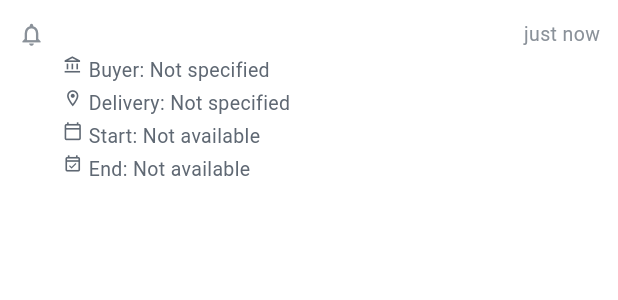
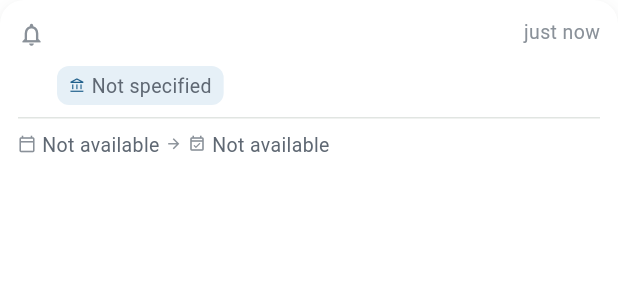
Before and after one commit to BanthiaAmay/GeM, a Flutter app: the _BidAlertRow widget shown alone on an empty page, opened directly with empty values, on a phone screen of 412 x 824 dp. Shown: the top 300 px of the screen. Run offline on Flutter 3.47's test engine with Material 3 defaults, Android fonts, the phone set to English and light mode, and no system bars; our stand-ins replace firebase_core, firebase_messaging, image_picker, pdf, printing, share_plus and 4 more; missing offline and left inert: pasteboard; accounts and stored records are empty; network calls fail; project files that could hold a hidden picture were left out.

Commit message:
redesign bid alert cards — elevated individual cards with chips and date range
Each alert is now a standalone elevated card (AppShadow.card + AppRadius.card)
instead of a flat row inside a shared container. Changes:

- Outer container: single AppCard with dividers → Column of individual cards
  with SizedBox(AppSpace.sm) gaps between them
- Unread indicator: 3px left border → 4px brand border + brandTint background
  (via ClipRRect + Material + DecoratedBox for proper shadow + corner clipping)
- Buyer/delivery: plain grey meta rows → distinct chip pills
  (buyer: infoTint bg, info icon; delivery: surfaceMuted bg, textSecondary icon)
- Date range: two separate meta rows → single compact row with arrow between start and end
- Title: 2-line max with bell icon (active/outline based on read state)

Co-Authored-By: Claude Sonnet 4.6 <noreply@anthropic.com>
Claude-Session: https://claude.ai/code/session_01FJ2nJrXq6unWfdAX6Yo4me

```diff
--- a/lib/features/home_page.dart
+++ b/lib/features/home_page.dart
@@ -1428,28 +1428,16 @@ class _BidAlertsSectionState extends State<_BidAlertsSection> {
               ),
             )
           else
-            AppCard(
-              padding: EdgeInsets.zero,
-              child: ClipRRect(
-                borderRadius: AppRadius.card,
-                child: Column(
+            Column(
               children: [
                 for (int i = 0; i < rows.length; i++) ...[
-                      if (i > 0)
-                        const Divider(
-                          height: 1,
-                          thickness: 1,
-                          color: AppColors.border,
-                        ),
+                  if (i > 0) const SizedBox(height: AppSpace.sm),
                   _BidAlertRow(
                     alert: rows[i],
-                        onTap: () =>
-                            Navigator.of(context).pushNamed('/alerts'),
-                      ),
-                    ],
-                  ],
-                ),
-              ),
+                    onTap: () => Navigator.of(context).pushNamed('/alerts'),
+                  ),
+                ],
+              ],
             ),
         ],
       ),
@@ -1552,17 +1540,27 @@ class _BidAlertRow extends StatelessWidget {
       created = createdRaw;
     }
 
-    // Compact labeled row: icon + "Label: value"
-    Widget metaRow(IconData icon, String label, String value) => Padding(
-      padding: const EdgeInsets.only(top: AppSpace.xs),
+
+    // Small pill chip with icon + label text.
+    Widget chip(IconData icon, String text, Color bg, Color iconColor) =>
+        Container(
+          constraints: const BoxConstraints(maxWidth: 170),
+          padding: const EdgeInsets.symmetric(
+            horizontal: AppSpace.sm,
+            vertical: AppSpace.xs,
+          ),
+          decoration: BoxDecoration(
+            color: bg,
+            borderRadius: BorderRadius.circular(AppRadius.sm),
+          ),
           child: Row(
-        crossAxisAlignment: CrossAxisAlignment.start,
-        children: [
-          Icon(icon, size: 13, color: AppColors.textSecondary),
+            mainAxisSize: MainAxisSize.min,
+            children: [
+              Icon(icon, size: 11, color: iconColor),
               const SizedBox(width: AppSpace.xs),
-          Expanded(
+              Flexible(
                 child: Text(
-              '$label$value',
+                  text,
                   maxLines: 1,
                   overflow: TextOverflow.ellipsis,
                   style: AppText.caption.copyWith(color: AppColors.textSecondary),
@@ -1572,12 +1570,13 @@ class _BidAlertRow extends StatelessWidget {
           ),
         );
 
-    final rowContent = Padding(
-      padding: const EdgeInsets.symmetric(
-        horizontal: AppSpace.md,
-        vertical: AppSpace.md,
-      ),
-      child: Row(
+    final cardContent = Padding(
+      padding: const EdgeInsets.all(AppSpace.md),
+      child: Column(
+        crossAxisAlignment: CrossAxisAlignment.start,
+        children: [
+          // ── Title area ─────────────────────────────────────────────────────
+          Row(
             crossAxisAlignment: CrossAxisAlignment.start,
             children: [
               Padding(
@@ -1590,12 +1589,11 @@ class _BidAlertRow extends StatelessWidget {
                   color: unread ? AppColors.brand : AppColors.textHint,
                 ),
               ),
-          const SizedBox(width: AppSpace.md),
+              const SizedBox(width: AppSpace.sm),
               Expanded(
                 child: Column(
                   crossAxisAlignment: CrossAxisAlignment.start,
                   children: [
-                // Row 1: bid name + time-ago
                     Row(
                       crossAxisAlignment: CrossAxisAlignment.start,
                       children: [
@@ -1604,50 +1602,125 @@ class _BidAlertRow extends StatelessWidget {
                             title,
                             maxLines: 2,
                             overflow: TextOverflow.ellipsis,
-                        style: unread ? AppText.bodyStrong : AppText.bodySmall,
-                      ),
-                    ),
-                    if (created != null)
+                            style: unread ? AppText.bodyStrong : AppText.body,
+                          ),
+                        ),
+                        if (created != null) ...[
+                          const SizedBox(width: AppSpace.sm),
+                          Text(
+                            _timeAgo(created),
+                            style: AppText.caption
+                                .copyWith(color: AppColors.textHint),
+                          ),
+                        ],
+                      ],
+                    ),
+                    const SizedBox(height: AppSpace.sm),
+                    // ── Chips: buyer + delivery ───────────────────────────
+                    Wrap(
+                      spacing: AppSpace.xs,
+                      runSpacing: AppSpace.xs,
+                      children: [
+                        chip(
+                          Icons.account_balance_outlined,
+                          buyer,
+                          AppColors.infoTint,
+                          AppColors.info,
+                        ),
+                        if (delivery != 'Not specified')
+                          chip(
+                            Icons.location_on_outlined,
+                            delivery,
+                            AppColors.surfaceMuted,
+                            AppColors.textSecondary,
+                          ),
+                      ],
+                    ),
+                  ],
+                ),
+              ),
+            ],
+          ),
+          // ── Thin divider ───────────────────────────────────────────────────
+          const Padding(
+            padding: EdgeInsets.symmetric(vertical: AppSpace.sm),
+            child: Divider(height: 1, thickness: 1, color: AppColors.border),
+          ),
+          // ── Date range ─────────────────────────────────────────────────────
+          Row(
+            children: [
+              Icon(
+                Icons.calendar_today_outlined,
+                size: 12,
+                color: AppColors.textHint,
+              ),
+              const SizedBox(width: AppSpace.xs),
+              Flexible(
+                child: Text(
+                  startDisplay,
+                  maxLines: 1,
+                  overflow: TextOverflow.ellipsis,
+                  style:
+                      AppText.caption.copyWith(color: AppColors.textSecondary),
+                ),
+              ),
               Padding(
-                        padding: const EdgeInsets.only(left: AppSpace.sm, top: 1),
+                padding: const EdgeInsets.symmetric(horizontal: AppSpace.xs),
+                child: Icon(
+                  Icons.arrow_forward,
+                  size: 11,
+                  color: AppColors.textHint,
+                ),
+              ),
+              Icon(
+                Icons.event_available_outlined,
+                size: 12,
+                color: AppColors.textHint,
+              ),
+              const SizedBox(width: AppSpace.xs),
+              Flexible(
                 child: Text(
-                          _timeAgo(created),
-                          style: AppText.caption.copyWith(color: AppColors.textHint),
-                        ),
-                      ),
-                  ],
-                ),
-                // Row 2: Buyer
-                metaRow(Icons.account_balance_outlined, 'Buyer: ', buyer),
-                // Row 3: Delivery
-                metaRow(Icons.location_on_outlined, 'Delivery: ', delivery),
-                // Row 4: Start date
-                metaRow(Icons.calendar_today_outlined, 'Start: ', startDisplay),
-                // Row 5: End date
-                metaRow(Icons.event_available_outlined, 'End: ', endDisplay),
-              ],
-            ),
-          ),
-        ],
-      ),
-    );
-
-    // Unread rows: branded left accent bar + subtle tint.
-    if (unread) {
-      return InkWell(
+                  endDisplay,
+                  maxLines: 1,
+                  overflow: TextOverflow.ellipsis,
+                  style:
+                      AppText.caption.copyWith(color: AppColors.textSecondary),
+                ),
+              ),
+            ],
+          ),
+        ],
+      ),
+    );
+
+    // Individual elevated card — each alert is its own card with shadow.
+    return DecoratedBox(
+      decoration: BoxDecoration(
+        borderRadius: AppRadius.card,
+        boxShadow: AppShadow.card,
+      ),
+      child: ClipRRect(
+        borderRadius: AppRadius.card,
+        child: Material(
+          color: unread
+              ? AppColors.brandTint.withValues(alpha: 0.35)
+              : AppColors.surface,
+          child: InkWell(
             onTap: onTap,
-        child: Container(
-          decoration: BoxDecoration(
-            color: AppColors.brandTint.withValues(alpha: 0.5),
-            border: const Border(
-              left: BorderSide(color: AppColors.brand, width: 3),
-            ),
-          ),
-          child: rowContent,
-        ),
-      );
-    }
-    return InkWell(onTap: onTap, child: rowContent);
+            child: unread
+                ? Container(
+                    decoration: const BoxDecoration(
+                      border: Border(
+                        left: BorderSide(color: AppColors.brand, width: 4),
+                      ),
+                    ),
+                    child: cardContent,
+                  )
+                : cardContent,
+          ),
+        ),
+      ),
+    );
   }
 }
 
```
Lines whose indentation alone changed are shown as unchanged.
